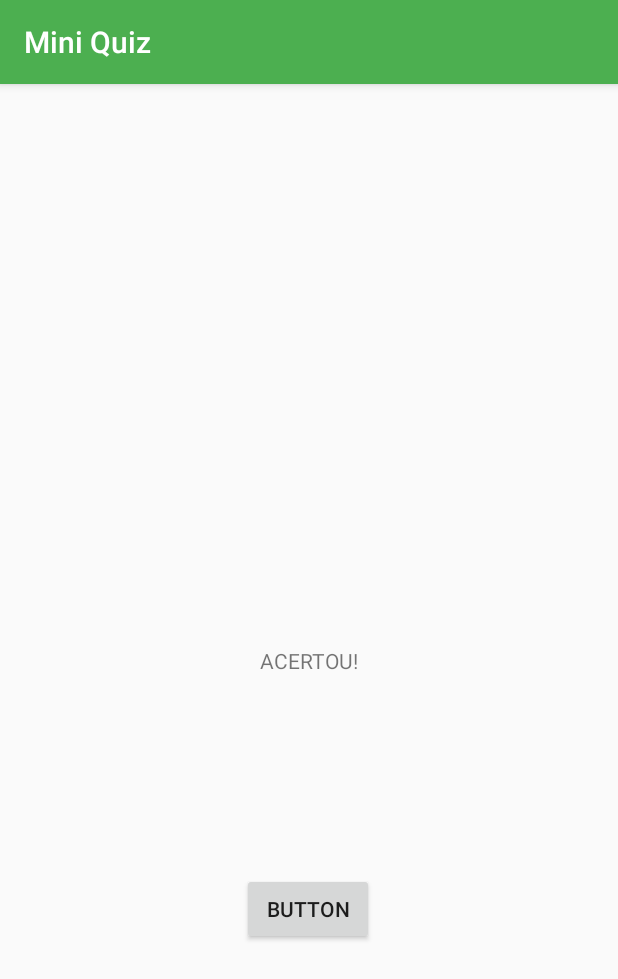
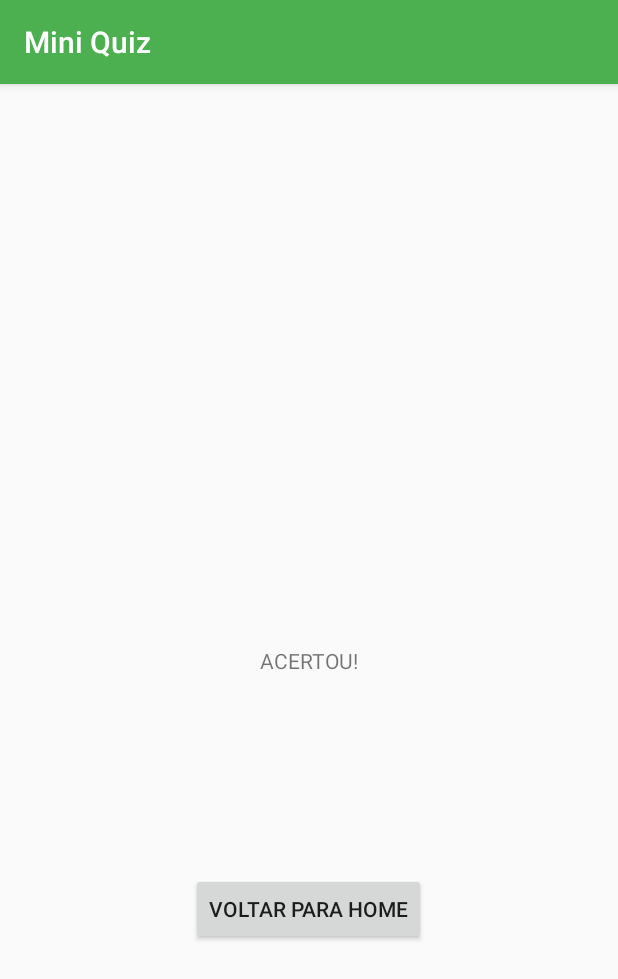
Before and after one commit to bryan-lima/appAndroid-Mini-Quiz, an Android app: the RespostaCertaActivity screen opened directly, with no data from a screen before it, on a phone screen of 412 x 824 dp. Shown: the top 979 px of the screen. Run offline under Robolectric (Android 15) with nearby library versions, the phone set to English and light mode, and no system bars.

Commit message:
Em activity_resposta_certa.xml, renomeado botão e adicionado referência texto de strings.xml Botão renomeado de res_cer_tbn_retornar_main para res_cer_btn_voltar_home

```diff
--- a/Mini-Quiz/app/src/main/java/com/projetobilac/miniquiz/RespostaCertaActivity.java
+++ b/Mini-Quiz/app/src/main/java/com/projetobilac/miniquiz/RespostaCertaActivity.java
@@ -18,7 +18,7 @@ public class RespostaCertaActivity extends AppCompatActivity {
         super.onCreate(savedInstanceState);
         setContentView(R.layout.activity_resposta_certa);
 
-        btnRetornarMain = findViewById(R.id.res_cer_btn_retornar_main);
+        btnRetornarMain = findViewById(R.id.res_cer_btn_voltar_home);
         btnRetornarMain.setOnClickListener(new View.OnClickListener() {
             @Override
             public void onClick(View v) {
--- a/Mini-Quiz/app/src/main/res/layout/activity_resposta_certa.xml
+++ b/Mini-Quiz/app/src/main/res/layout/activity_resposta_certa.xml
@@ -17,11 +17,11 @@
         app:layout_constraintTop_toTopOf="parent" />
 
     <Button
-        android:id="@+id/res_cer_btn_retornar_main"
+        android:id="@+id/res_cer_btn_voltar_home"
         android:layout_width="wrap_content"
         android:layout_height="wrap_content"
         android:layout_marginTop="132dp"
-        android:text="Button"
+        android:text="@string/voltar_home"
         app:layout_constraintEnd_toEndOf="parent"
         app:layout_constraintHorizontal_bias="0.498"
         app:layout_constraintStart_toStartOf="parent"
```
